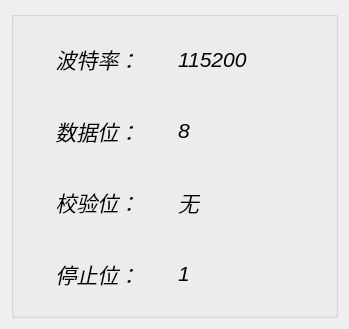
Before: the Qt Designer form setting/setsystem/serialdata.ui in ChinaClever/BusBar-Qt, drawn with Qt 5.
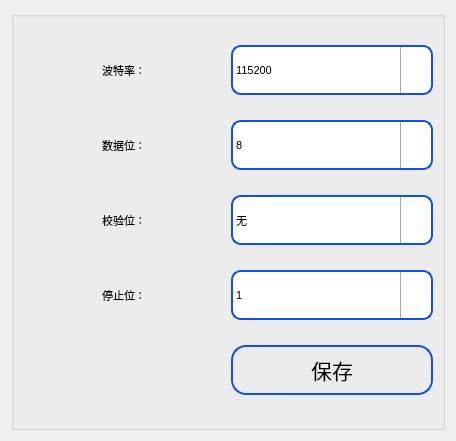
After: the same form once the commit is applied. Icons and pictures are not drawn.

What changed in the file:
```diff
--- a/setting/setsystem/serialdata.ui
+++ b/setting/setsystem/serialdata.ui
@@ -9,8 +9,8 @@
    <rect>
     <x>0</x>
     <y>0</y>
-    <width>349</width>
-    <height>329</height>
+    <width>456</width>
+    <height>441</height>
    </rect>
   </property>
   <property name="windowTitle">
@@ -22,21 +22,24 @@
   <layout class="QGridLayout" name="gridLayout_2">
    <item row="0" column="0">
     <widget class="QGroupBox" name="groupBox">
+     <property name="font">
+      <font>
+       <pointsize>8</pointsize>
+      </font>
+     </property>
      <property name="title">
       <string/>
      </property>
      <layout class="QGridLayout" name="gridLayout">
       <item row="0" column="0">
-       <layout class="QHBoxLayout" name="horizontalLayout">
-        <item>
          <widget class="QLabel" name="baudLab">
           <property name="enabled">
            <bool>true</bool>
           </property>
           <property name="font">
            <font>
-            <pointsize>16</pointsize>
-            <italic>true</italic>
+          <pointsize>8</pointsize>
+          <italic>false</italic>
            </font>
           </property>
           <property name="text">
@@ -47,32 +50,93 @@
           </property>
          </widget>
         </item>
-        <item>
-         <widget class="QLabel" name="baudLab_2">
-          <property name="enabled">
-           <bool>true</bool>
+      <item row="0" column="1">
+       <widget class="QComboBox" name="baudBox">
+        <property name="sizePolicy">
+         <sizepolicy hsizetype="Preferred" vsizetype="Fixed">
+          <horstretch>0</horstretch>
+          <verstretch>0</verstretch>
+         </sizepolicy>
+        </property>
+        <property name="minimumSize">
+         <size>
+          <width>0</width>
+          <height>0</height>
+         </size>
+        </property>
+        <property name="maximumSize">
+         <size>
+          <width>16777215</width>
+          <height>50</height>
+         </size>
           </property>
           <property name="font">
            <font>
-            <pointsize>16</pointsize>
-            <italic>true</italic>
-           </font>
-          </property>
+          <family>Ubuntu</family>
+          <pointsize>8</pointsize>
+          <italic>false</italic>
+          <bold>false</bold>
+         </font>
+        </property>
+        <property name="focusPolicy">
+         <enum>Qt::NoFocus</enum>
+        </property>
+        <property name="styleSheet">
+         <string notr="true">QComboBox{
+border:2px solid rgb(15,80,232);
+border-radius:10px;
+font: 8pt &quot;Ubuntu&quot;;
+}
+QComboBox::drop-down{
+subcontrol-origin:padding;
+subcontrol-position:top right;
+width:30px;
+border-left-width:1px;
+border-left-color:darkgray;
+border-left-style:solid;
+border-top-right-radius:3px;
+border-bottom-right-radius:3px;
+}
+QComboBox::down-arrow{
+image: url(:/new/prefix1/image/down.png);
+}</string>
+        </property>
+        <property name="currentIndex">
+         <number>4</number>
+        </property>
+        <item>
+         <property name="text">
+          <string>9600</string>
+         </property>
+        </item>
+        <item>
+         <property name="text">
+          <string>19200</string>
+         </property>
+        </item>
+        <item>
+         <property name="text">
+          <string>38400</string>
+         </property>
+        </item>
+        <item>
+         <property name="text">
+          <string>57600</string>
+         </property>
+        </item>
+        <item>
           <property name="text">
            <string>115200</string>
           </property>
-         </widget>
         </item>
-       </layout>
+       </widget>
       </item>
       <item row="1" column="0">
-       <layout class="QHBoxLayout" name="horizontalLayout_2">
-        <item>
          <widget class="QLabel" name="databitsLab">
           <property name="font">
            <font>
-            <pointsize>16</pointsize>
-            <italic>true</italic>
+          <pointsize>8</pointsize>
+          <italic>false</italic>
            </font>
           </property>
           <property name="text">
@@ -83,32 +147,79 @@
           </property>
          </widget>
         </item>
-        <item>
-         <widget class="QLabel" name="databitsLab_2">
-          <property name="enabled">
-           <bool>true</bool>
+      <item row="1" column="1">
+       <widget class="QComboBox" name="databitsBox">
+        <property name="minimumSize">
+         <size>
+          <width>0</width>
+          <height>0</height>
+         </size>
+        </property>
+        <property name="maximumSize">
+         <size>
+          <width>16777215</width>
+          <height>50</height>
+         </size>
           </property>
           <property name="font">
            <font>
-            <pointsize>16</pointsize>
-            <italic>true</italic>
-           </font>
-          </property>
+          <family>Ubuntu</family>
+          <pointsize>8</pointsize>
+          <italic>false</italic>
+          <bold>false</bold>
+         </font>
+        </property>
+        <property name="focusPolicy">
+         <enum>Qt::NoFocus</enum>
+        </property>
+        <property name="styleSheet">
+         <string notr="true">QComboBox{
+border:2px solid rgb(15,80,232);
+border-radius:10px;
+font: 8pt &quot;Ubuntu&quot;;
+}
+QComboBox::drop-down{
+subcontrol-origin:padding;
+subcontrol-position:top right;
+width:30px;
+border-left-width:1px;
+border-left-color:darkgray;
+border-left-style:solid;
+border-top-right-radius:3px;
+border-bottom-right-radius:3px;
+}</string>
+        </property>
+        <property name="currentIndex">
+         <number>3</number>
+        </property>
+        <item>
+         <property name="text">
+          <string>5</string>
+         </property>
+        </item>
+        <item>
+         <property name="text">
+          <string>6</string>
+         </property>
+        </item>
+        <item>
+         <property name="text">
+          <string>7</string>
+         </property>
+        </item>
+        <item>
           <property name="text">
            <string>8</string>
           </property>
-         </widget>
         </item>
-       </layout>
+       </widget>
       </item>
       <item row="2" column="0">
-       <layout class="QHBoxLayout" name="horizontalLayout_3">
-        <item>
-         <widget class="QLabel" name="checkbitsLab">
+       <widget class="QLabel" name="paritybitLab">
           <property name="font">
            <font>
-            <pointsize>16</pointsize>
-            <italic>true</italic>
+          <pointsize>8</pointsize>
+          <italic>false</italic>
            </font>
           </property>
           <property name="text">
@@ -119,32 +230,77 @@
           </property>
          </widget>
         </item>
-        <item>
-         <widget class="QLabel" name="checkbitsLab_2">
-          <property name="enabled">
-           <bool>true</bool>
+      <item row="2" column="1">
+       <widget class="QComboBox" name="paritybitBox">
+        <property name="minimumSize">
+         <size>
+          <width>0</width>
+          <height>0</height>
+         </size>
+        </property>
+        <property name="maximumSize">
+         <size>
+          <width>16777215</width>
+          <height>50</height>
+         </size>
           </property>
           <property name="font">
            <font>
-            <pointsize>16</pointsize>
-            <italic>true</italic>
-           </font>
-          </property>
+          <family>Ubuntu</family>
+          <pointsize>8</pointsize>
+          <italic>false</italic>
+          <bold>false</bold>
+         </font>
+        </property>
+        <property name="focusPolicy">
+         <enum>Qt::NoFocus</enum>
+        </property>
+        <property name="styleSheet">
+         <string notr="true">QComboBox{
+border:2px solid rgb(15,80,232);
+border-radius:10px;
+font: 8pt &quot;Ubuntu&quot;;
+}
+QComboBox::drop-down{
+subcontrol-origin:padding;
+subcontrol-position:top right;
+width:30px;
+border-left-width:1px;
+border-left-color:darkgray;
+border-left-style:solid;
+border-top-right-radius:3px;
+border-bottom-right-radius:3px;
+}
+QComboBox::down-arrow{
+image: url(:/new/prefix1/image/down.png);
+}</string>
+        </property>
+        <property name="currentIndex">
+         <number>0</number>
+        </property>
+        <item>
           <property name="text">
            <string>无</string>
           </property>
-         </widget>
-        </item>
-       </layout>
+        </item>
+        <item>
+         <property name="text">
+          <string>偶</string>
+         </property>
+        </item>
+        <item>
+         <property name="text">
+          <string>奇</string>
+         </property>
+        </item>
+       </widget>
       </item>
       <item row="3" column="0">
-       <layout class="QHBoxLayout" name="horizontalLayout_4">
-        <item>
          <widget class="QLabel" name="stopbitsLab">
           <property name="font">
            <font>
-            <pointsize>16</pointsize>
-            <italic>true</italic>
+          <pointsize>8</pointsize>
+          <italic>false</italic>
            </font>
           </property>
           <property name="text">
@@ -155,23 +311,89 @@
           </property>
          </widget>
         </item>
-        <item>
-         <widget class="QLabel" name="stopbitsLab_2">
-          <property name="enabled">
-           <bool>true</bool>
+      <item row="3" column="1">
+       <widget class="QComboBox" name="stopbitsBox">
+        <property name="minimumSize">
+         <size>
+          <width>0</width>
+          <height>0</height>
+         </size>
+        </property>
+        <property name="maximumSize">
+         <size>
+          <width>16777215</width>
+          <height>50</height>
+         </size>
           </property>
           <property name="font">
            <font>
-            <pointsize>16</pointsize>
-            <italic>true</italic>
-           </font>
-          </property>
+          <family>Ubuntu</family>
+          <pointsize>8</pointsize>
+          <italic>false</italic>
+          <bold>false</bold>
+         </font>
+        </property>
+        <property name="focusPolicy">
+         <enum>Qt::NoFocus</enum>
+        </property>
+        <property name="styleSheet">
+         <string notr="true">QComboBox{
+border:2px solid rgb(15,80,232);
+border-radius:10px;
+font: 8pt &quot;Ubuntu&quot;;
+}
+QComboBox::drop-down{
+subcontrol-origin:padding;
+subcontrol-position:top right;
+width:30px;
+border-left-width:1px;
+border-left-color:darkgray;
+border-left-style:solid;
+border-top-right-radius:3px;
+border-bottom-right-radius:3px;
+}
+QComboBox::down-arrow{
+image: url(:/new/prefix1/image/down.png);
+}</string>
+        </property>
+        <property name="currentIndex">
+         <number>0</number>
+        </property>
+        <item>
           <property name="text">
            <string>1</string>
           </property>
-         </widget>
-        </item>
-       </layout>
+        </item>
+        <item>
+         <property name="text">
+          <string>2</string>
+         </property>
+        </item>
+       </widget>
+      </item>
+      <item row="4" column="1">
+       <widget class="QPushButton" name="saveBtn">
+        <property name="minimumSize">
+         <size>
+          <width>0</width>
+          <height>50</height>
+         </size>
+        </property>
+        <property name="font">
+         <font>
+          <pointsize>16</pointsize>
+         </font>
+        </property>
+        <property name="styleSheet">
+         <string notr="true">QPushButton{
+border:2px solid rgb(15,80,232);
+border-radius:15px
+}</string>
+        </property>
+        <property name="text">
+         <string>保存</string>
+        </property>
+       </widget>
       </item>
      </layout>
     </widget>
```
Lines whose indentation alone changed are shown as unchanged.
